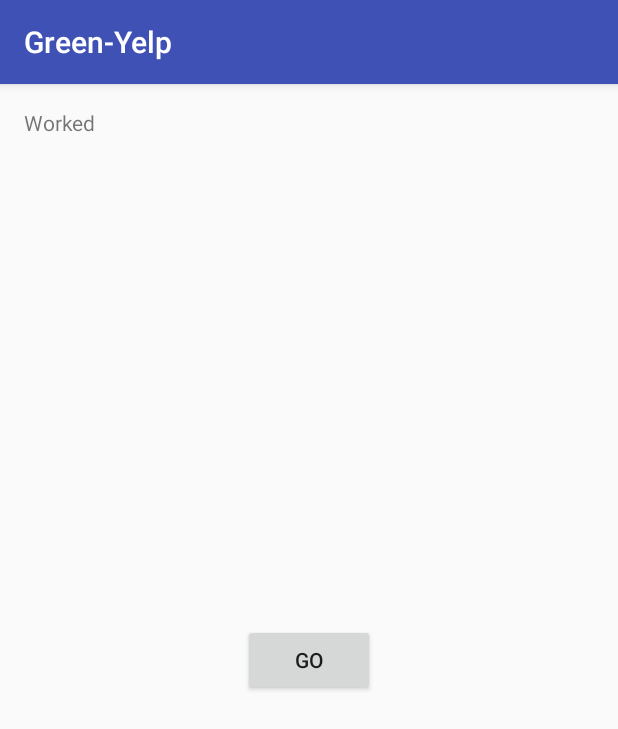
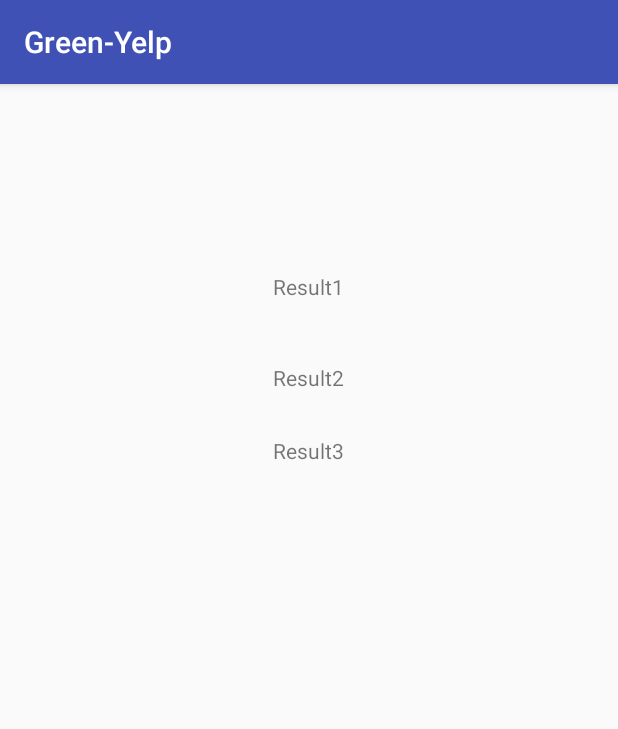
Before and after one commit to MikeSolvalou/eco-hackathon, an Android app: the screen it shows after launch (MainActivity), after a tap on "GO", on a phone screen of 412 x 824 dp. Shown: the top 729 px of the screen. Run offline under Robolectric (Android 15) with nearby library versions, the phone set to English and light mode, and no system bars.

Commit message:
Added basic results screen.

```diff
--- a/Green-Yelp/app/src/main/java/com/example/godinemich/green_yelp/MainActivity.java
+++ b/Green-Yelp/app/src/main/java/com/example/godinemich/green_yelp/MainActivity.java
@@ -77,9 +77,24 @@ public class MainActivity extends AppCompatActivity {
         btn1.setOnClickListener(new View.OnClickListener(){
             @Override
             public void onClick(View view){
-                onSearch();
+                //onSearch();
+                showResults();
             }
         });
+    }
+
+    /**Display results screen*/
+    public void showResults(){
+        setContentView(R.layout.results_page);     //results screen
+
+        //connect UI elements
+        TextView txt1=(TextView)findViewById(R.id.textView1);
+        TextView txt2=(TextView)findViewById(R.id.textView2);
+        TextView txt3=(TextView)findViewById(R.id.textView3);
+
+        txt1.setText("Result1");
+        txt2.setText("Result2");
+        txt3.setText("Result3");
 
     }
 }
--- a/Green-Yelp/app/src/main/res/layout/results_page.xml
+++ b/Green-Yelp/app/src/main/res/layout/results_page.xml
@@ -2,24 +2,32 @@
 <RelativeLayout xmlns:android="http://schemas.android.com/apk/res/android"
     android:layout_width="match_parent" android:layout_height="match_parent">
 
-    <TableLayout
-        android:layout_width="match_parent"
-        android:layout_height="match_parent"
-        android:layout_centerVertical="true"
+    <TextView
+        android:text="TextView"
+        android:layout_width="wrap_content"
+        android:layout_height="wrap_content"
+        android:layout_alignParentTop="true"
         android:layout_centerHorizontal="true"
-        android:id="@+id/resulttable">
+        android:layout_marginTop="125dp"
+        android:id="@+id/textView1" />
 
-        <TableRow
-            android:layout_width="match_parent"
-            android:layout_height="match_parent" />
+    <TextView
+        android:text="TextView"
+        android:layout_width="wrap_content"
+        android:layout_height="wrap_content"
+        android:layout_below="@+id/textView1"
+        android:layout_alignRight="@+id/textView1"
+        android:layout_alignEnd="@+id/textView1"
+        android:layout_marginTop="41dp"
+        android:id="@+id/textView2" />
 
-        <TableRow
-            android:layout_width="match_parent"
-            android:layout_height="match_parent" />
-
-        <TableRow
-            android:layout_width="match_parent"
-            android:layout_height="match_parent" />
-
-    </TableLayout>
+    <TextView
+        android:text="TextView"
+        android:layout_width="wrap_content"
+        android:layout_height="wrap_content"
+        android:layout_below="@+id/textView2"
+        android:layout_alignRight="@+id/textView2"
+        android:layout_alignEnd="@+id/textView2"
+        android:layout_marginTop="29dp"
+        android:id="@+id/textView3" />
 </RelativeLayout>
```
